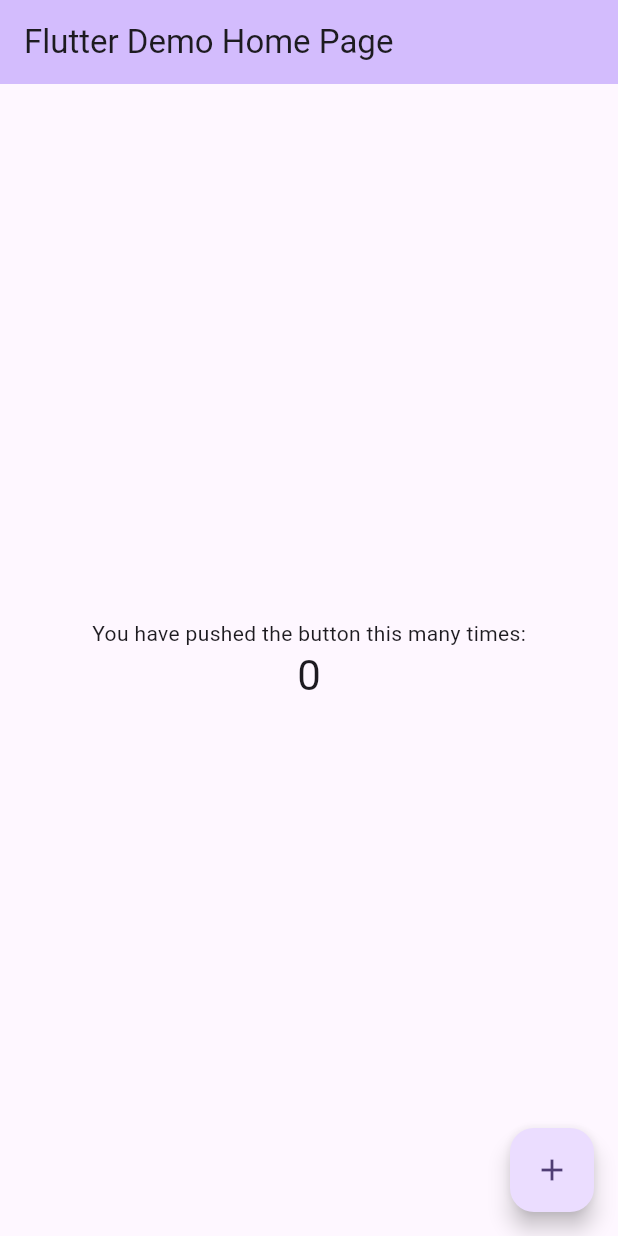
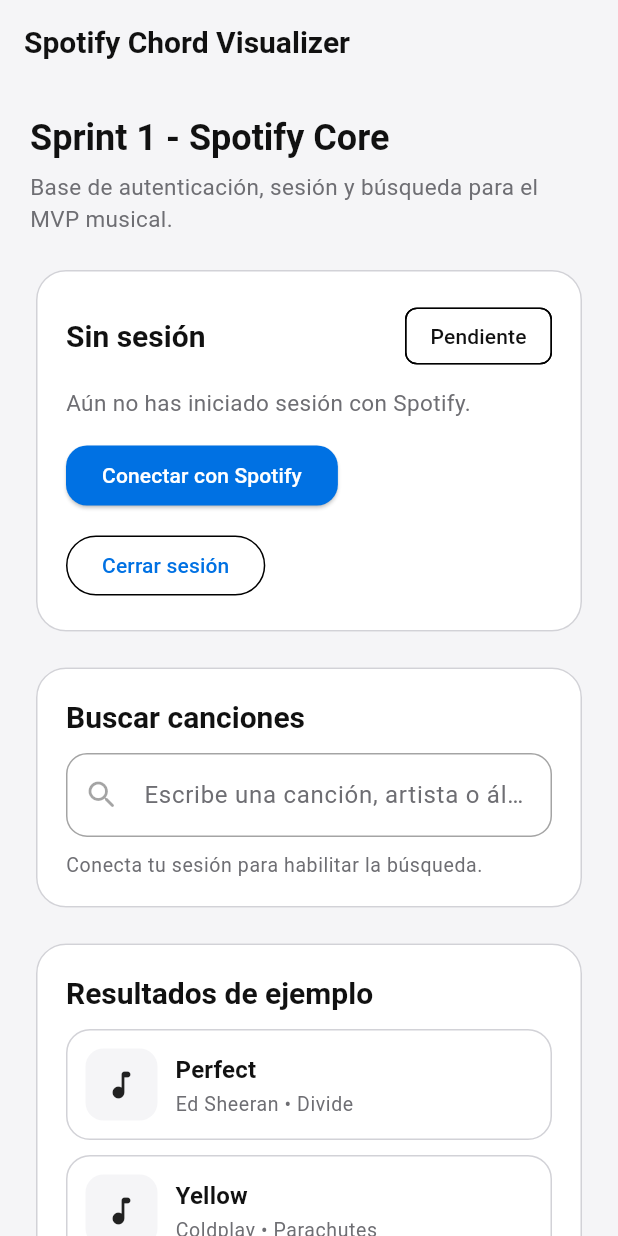
Before and after one commit to LuisCPedraza/spotify-chord-visualizer-flutter, a Flutter app: the screen it shows after launch, on a phone screen of 412 x 824 dp. Run offline on Flutter 3.47's test engine with Material 3 defaults, Android fonts, the light colour scheme and no system bars; accounts and stored records are empty.

Commit message:
chore: add sprint 1 app scaffold and ci

```diff
--- a/app_movil_spotify/docs/12_BOCETO_VISUAL_APP.dart
+++ b/app_movil_spotify/docs/12_BOCETO_VISUAL_APP.dart
@@ -850,7 +850,7 @@
       margin: const EdgeInsets.all(4),
       decoration: BoxDecoration(
         color: active
-            ? AppMockColors.accent.withOpacity(0.14)
+            ? AppMockColors.accent.withValues(alpha: 0.14)
             : Colors.transparent,
         borderRadius: BorderRadius.circular(10),
       ),
--- /dev/null
+++ b/app_movil_spotify/lib/app.dart
@@ -0,0 +1,41 @@
+import 'package:app_movil_spotify/src/controller/sprint1_controller.dart';
+import 'package:app_movil_spotify/src/ui/app_theme.dart';
+import 'package:app_movil_spotify/src/ui/sprint1_home_page.dart';
+import 'package:flutter/material.dart';
+
+class SpotifyChordVisualizerApp extends StatefulWidget {
+  const SpotifyChordVisualizerApp({super.key});
+
+  @override
+  State<SpotifyChordVisualizerApp> createState() =>
+      _SpotifyChordVisualizerAppState();
+}
+
+class _SpotifyChordVisualizerAppState extends State<SpotifyChordVisualizerApp> {
+  late final Sprint1Controller controller;
+
+  @override
+  void initState() {
+    super.initState();
+    controller = Sprint1Controller()..bootstrap();
+  }
+
+  @override
+  void dispose() {
+    controller.dispose();
+    super.dispose();
+  }
+
+  @override
+  Widget build(BuildContext context) {
+    return MaterialApp(
+      debugShowCheckedModeBanner: false,
+      title: 'Spotify Chord Visualizer',
+      theme: AppTheme.light(),
+      home: AnimatedBuilder(
+        animation: controller,
+        builder: (context, _) => Sprint1HomePage(controller: controller),
+      ),
+    );
+  }
+}
--- a/app_movil_spotify/lib/main.dart
+++ b/app_movil_spotify/lib/main.dart
@@ -1,122 +1,6 @@
+import 'package:app_movil_spotify/app.dart';
 import 'package:flutter/material.dart';
 
 void main() {
-  runApp(const MyApp());
+  runApp(const SpotifyChordVisualizerApp());
 }
-
-class MyApp extends StatelessWidget {
-  const MyApp({super.key});
-
-  // This widget is the root of your application.
-  @override
-  Widget build(BuildContext context) {
-    return MaterialApp(
-      title: 'Flutter Demo',
-      theme: ThemeData(
-        // This is the theme of your application.
-        //
-        // TRY THIS: Try running your application with "flutter run". You'll see
-        // the application has a purple toolbar. Then, without quitting the app,
-        // try changing the seedColor in the colorScheme below to Colors.green
-        // and then invoke "hot reload" (save your changes or press the "hot
-        // reload" button in a Flutter-supported IDE, or press "r" if you used
-        // the command line to start the app).
-        //
-        // Notice that the counter didn't reset back to zero; the application
-        // state is not lost during the reload. To reset the state, use hot
-        // restart instead.
-        //
-        // This works for code too, not just values: Most code changes can be
-        // tested with just a hot reload.
-        colorScheme: .fromSeed(seedColor: Colors.deepPurple),
-      ),
-      home: const MyHomePage(title: 'Flutter Demo Home Page'),
-    );
-  }
-}
-
-class MyHomePage extends StatefulWidget {
-  const MyHomePage({super.key, required this.title});
-
-  // This widget is the home page of your application. It is stateful, meaning
-  // that it has a State object (defined below) that contains fields that affect
-  // how it looks.
-
-  // This class is the configuration for the state. It holds the values (in this
-  // case the title) provided by the parent (in this case the App widget) and
-  // used by the build method of the State. Fields in a Widget subclass are
-  // always marked "final".
-
-  final String title;
-
-  @override
-  State<MyHomePage> createState() => _MyHomePageState();
-}
-
-class _MyHomePageState extends State<MyHomePage> {
-  int _counter = 0;
-
-  void _incrementCounter() {
-    setState(() {
-      // This call to setState tells the Flutter framework that something has
-      // changed in this State, which causes it to rerun the build method below
-      // so that the display can reflect the updated values. If we changed
-      // _counter without calling setState(), then the build method would not be
-      // called again, and so nothing would appear to happen.
-      _counter++;
-    });
-  }
-
-  @override
-  Widget build(BuildContext context) {
-    // This method is rerun every time setState is called, for instance as done
-    // by the _incrementCounter method above.
-    //
-    // The Flutter framework has been optimized to make rerunning build methods
-    // fast, so that you can just rebuild anything that needs updating rather
-    // than having to individually change instances of widgets.
-    return Scaffold(
-      appBar: AppBar(
-        // TRY THIS: Try changing the color here to a specific color (to
-        // Colors.amber, perhaps?) and trigger a hot reload to see the AppBar
-        // change color while the other colors stay the same.
-        backgroundColor: Theme.of(context).colorScheme.inversePrimary,
-        // Here we take the value from the MyHomePage object that was created by
-        // the App.build method, and use it to set our appbar title.
-        title: Text(widget.title),
-      ),
-      body: Center(
-        // Center is a layout widget. It takes a single child and positions it
-        // in the middle of the parent.
-        child: Column(
-          // Column is also a layout widget. It takes a list of children and
-          // arranges them vertically. By default, it sizes itself to fit its
-          // children horizontally, and tries to be as tall as its parent.
-          //
-          // Column has various properties to control how it sizes itself and
-          // how it positions its children. Here we use mainAxisAlignment to
-          // center the children vertically; the main axis here is the vertical
-          // axis because Columns are vertical (the cross axis would be
-          // horizontal).
-          //
-          // TRY THIS: Invoke "debug painting" (choose the "Toggle Debug Paint"
-          // action in the IDE, or press "p" in the console), to see the
-          // wireframe for each widget.
-          mainAxisAlignment: .center,
-          children: [
-            const Text('You have pushed the button this many times:'),
-            Text(
-              '$_counter',
-              style: Theme.of(context).textTheme.headlineMedium,
-            ),
-          ],
-        ),
-      ),
-      floatingActionButton: FloatingActionButton(
-        onPressed: _incrementCounter,
-        tooltip: 'Increment',
-        child: const Icon(Icons.add),
-      ),
-    );
-  }
-}
--- /dev/null
+++ b/app_movil_spotify/lib/src/controller/sprint1_controller.dart
@@ -0,0 +1,48 @@
+import 'package:app_movil_spotify/src/models/song.dart';
+import 'package:app_movil_spotify/src/models/user_session.dart';
+import 'package:app_movil_spotify/src/services/fake_spotify_catalog.dart';
+import 'package:flutter/foundation.dart';
+
+enum Sprint1ConnectionState { disconnected, connected }
+
+class Sprint1Controller extends ChangeNotifier {
+  Sprint1ConnectionState _connectionState = Sprint1ConnectionState.disconnected;
+  UserSession? _session;
+  String _searchQuery = '';
+
+  Sprint1ConnectionState get connectionState => _connectionState;
+  UserSession? get session => _session;
+  String get searchQuery => _searchQuery;
+
+  String get connectionLabel =>
+      _connectionState == Sprint1ConnectionState.connected
+      ? 'Sesión lista'
+      : 'Sin sesión';
+
+  List<Song> get visibleSongs => fakeSpotifyCatalog;
+
+  Future<void> bootstrap() async {
+    notifyListeners();
+  }
+
+  Future<void> connect() async {
+    _connectionState = Sprint1ConnectionState.connected;
+    _session = UserSession(
+      displayName: 'Luis Carlos',
+      connectedAt: DateTime.now(),
+    );
+    notifyListeners();
+  }
+
+  Future<void> disconnect() async {
+    _connectionState = Sprint1ConnectionState.disconnected;
+    _session = null;
+    _searchQuery = '';
+    notifyListeners();
+  }
+
+  void updateSearchQuery(String value) {
+    _searchQuery = value;
+    notifyListeners();
+  }
+}
--- /dev/null
+++ b/app_movil_spotify/lib/src/models/song.dart
@@ -0,0 +1,13 @@
+class Song {
+  final String id;
+  final String title;
+  final String artist;
+  final String album;
+
+  const Song({
+    required this.id,
+    required this.title,
+    required this.artist,
+    required this.album,
+  });
+}
--- /dev/null
+++ b/app_movil_spotify/lib/src/models/user_session.dart
@@ -0,0 +1,6 @@
+class UserSession {
+  final String displayName;
+  final DateTime connectedAt;
+
+  const UserSession({required this.displayName, required this.connectedAt});
+}
--- /dev/null
+++ b/app_movil_spotify/lib/src/services/fake_spotify_catalog.dart
@@ -0,0 +1,19 @@
+import 'package:app_movil_spotify/src/models/song.dart';
+
+const fakeSpotifyCatalog = <Song>[
+  Song(id: '1', title: 'Perfect', artist: 'Ed Sheeran', album: 'Divide'),
+  Song(id: '2', title: 'Yellow', artist: 'Coldplay', album: 'Parachutes'),
+  Song(id: '3', title: 'Fix You', artist: 'Coldplay', album: 'X&Y'),
+  Song(
+    id: '4',
+    title: 'Viva La Vida',
+    artist: 'Coldplay',
+    album: 'Viva La Vida',
+  ),
+  Song(
+    id: '5',
+    title: 'Hotel California',
+    artist: 'Eagles',
+    album: 'Hotel California',
+  ),
+];
--- /dev/null
+++ b/app_movil_spotify/lib/src/ui/app_theme.dart
@@ -0,0 +1,95 @@
+import 'package:flutter/material.dart';
+
+class AppTheme {
+  static ThemeData light() {
+    const background = Color(0xFFF5F5F7);
+    const surface = Color(0xFFFFFFFF);
+    const textPrimary = Color(0xFF111111);
+    const textSecondary = Color(0xFF6E6E73);
+    const accent = Color(0xFF0071E3);
+
+    final textTheme = ThemeData.light().textTheme.copyWith(
+      headlineMedium: const TextStyle(
+        fontSize: 30,
+        fontWeight: FontWeight.w700,
+        color: textPrimary,
+      ),
+      headlineSmall: const TextStyle(
+        fontSize: 24,
+        fontWeight: FontWeight.w700,
+        color: textPrimary,
+      ),
+      titleLarge: const TextStyle(
+        fontSize: 20,
+        fontWeight: FontWeight.w700,
+        color: textPrimary,
+      ),
+      titleMedium: const TextStyle(
+        fontSize: 16,
+        fontWeight: FontWeight.w600,
+        color: textPrimary,
+      ),
+      bodyMedium: const TextStyle(
+        fontSize: 15,
+        fontWeight: FontWeight.w400,
+        color: textSecondary,
+      ),
+      bodySmall: const TextStyle(
+        fontSize: 13,
+        fontWeight: FontWeight.w400,
+        color: textSecondary,
+      ),
+    );
+
+    return ThemeData(
+      useMaterial3: true,
+      scaffoldBackgroundColor: background,
+      colorScheme: const ColorScheme.light(
+        primary: accent,
+        surface: surface,
+        onSurface: textPrimary,
+      ),
+      textTheme: textTheme,
+      appBarTheme: const AppBarTheme(
+        backgroundColor: Colors.transparent,
+        surfaceTintColor: Colors.transparent,
+        elevation: 0,
+        foregroundColor: textPrimary,
+      ),
+      elevatedButtonTheme: ElevatedButtonThemeData(
+        style: ElevatedButton.styleFrom(
+          backgroundColor: accent,
+          foregroundColor: Colors.white,
+          shape: RoundedRectangleBorder(
+            borderRadius: BorderRadius.circular(14),
+          ),
+        ),
+      ),
+      cardTheme: CardThemeData(
+        color: surface,
+        elevation: 0,
+        shape: RoundedRectangleBorder(
+          borderRadius: BorderRadius.circular(20),
+          side: const BorderSide(color: Color(0xFFD2D2D7)),
+        ),
+      ),
+      inputDecorationTheme: InputDecorationTheme(
+        filled: true,
+        fillColor: surface,
+        hintStyle: const TextStyle(color: textSecondary),
+        border: OutlineInputBorder(
+          borderRadius: BorderRadius.circular(14),
+          borderSide: const BorderSide(color: Color(0xFFD2D2D7)),
+        ),
+        enabledBorder: OutlineInputBorder(
+          borderRadius: BorderRadius.circular(14),
+          borderSide: const BorderSide(color: Color(0xFFD2D2D7)),
+        ),
+        focusedBorder: OutlineInputBorder(
+          borderRadius: BorderRadius.circular(14),
+          borderSide: const BorderSide(color: accent, width: 1.4),
+        ),
+      ),
+    );
+  }
+}
--- /dev/null
+++ b/app_movil_spotify/lib/src/ui/sprint1_home_page.dart
@@ -0,0 +1,245 @@
+import 'package:app_movil_spotify/src/controller/sprint1_controller.dart';
+import 'package:app_movil_spotify/src/models/song.dart';
+import 'package:app_movil_spotify/src/models/user_session.dart';
+import 'package:flutter/material.dart';
+
+class Sprint1HomePage extends StatelessWidget {
+  final Sprint1Controller controller;
+
+  const Sprint1HomePage({super.key, required this.controller});
+
+  @override
+  Widget build(BuildContext context) {
+    final currentSession = controller.session;
+    final isConnected =
+        controller.connectionState == Sprint1ConnectionState.connected;
+
+    return Scaffold(
+      appBar: AppBar(title: const Text('Spotify Chord Visualizer')),
+      body: SafeArea(
+        child: ListView(
+          padding: const EdgeInsets.all(20),
+          children: [
+            Text(
+              'Sprint 1 - Spotify Core',
+              style: Theme.of(context).textTheme.headlineSmall,
+            ),
+            const SizedBox(height: 6),
+            Text(
+              'Base de autenticación, sesión y búsqueda para el MVP musical.',
+              style: Theme.of(context).textTheme.bodyMedium,
+            ),
+            const SizedBox(height: 20),
+            _StatusCard(
+              controller: controller,
+              currentSession: currentSession,
+              isConnected: isConnected,
+            ),
+            const SizedBox(height: 16),
+            _SearchCard(controller: controller, isConnected: isConnected),
+            const SizedBox(height: 16),
+            _CatalogCard(songs: controller.visibleSongs),
+            const SizedBox(height: 16),
+            const _FooterCard(),
+          ],
+        ),
+      ),
+    );
+  }
+}
+
+class _StatusCard extends StatelessWidget {
+  final Sprint1Controller controller;
+  final bool isConnected;
+  final UserSession? currentSession;
+
+  const _StatusCard({
+    required this.controller,
+    required this.currentSession,
+    required this.isConnected,
+  });
+
+  @override
+  Widget build(BuildContext context) {
+    return Card(
+      child: Padding(
+        padding: const EdgeInsets.all(20),
+        child: Column(
+          crossAxisAlignment: CrossAxisAlignment.start,
+          children: [
+            Row(
+              children: [
+                Expanded(
+                  child: Text(
+                    controller.connectionLabel,
+                    style: Theme.of(context).textTheme.titleLarge,
+                  ),
+                ),
+                Chip(label: Text(isConnected ? 'Activo' : 'Pendiente')),
+              ],
+            ),
+            const SizedBox(height: 10),
+            Text(
+              isConnected && currentSession != null
+                  ? 'Sesión conectada como ${currentSession!.displayName}'
+                  : 'Aún no has iniciado sesión con Spotify.',
+              style: Theme.of(context).textTheme.bodyMedium,
+            ),
+            const SizedBox(height: 14),
+            Wrap(
+              spacing: 12,
+              runSpacing: 12,
+              children: [
+                ElevatedButton(
+                  onPressed: controller.connect,
+                  child: const Text('Conectar con Spotify'),
+                ),
+                OutlinedButton(
+                  onPressed: controller.disconnect,
+                  child: const Text('Cerrar sesión'),
+                ),
+              ],
+            ),
+          ],
+        ),
+      ),
+    );
+  }
+}
+
+class _SearchCard extends StatelessWidget {
+  final Sprint1Controller controller;
+  final bool isConnected;
+
+  const _SearchCard({required this.controller, required this.isConnected});
+
+  @override
+  Widget build(BuildContext context) {
+    return Card(
+      child: Padding(
+        padding: const EdgeInsets.all(20),
+        child: Column(
+          crossAxisAlignment: CrossAxisAlignment.start,
+          children: [
+            Text(
+              'Buscar canciones',
+              style: Theme.of(context).textTheme.titleLarge,
+            ),
+            const SizedBox(height: 12),
+            TextField(
+              enabled: isConnected,
+              onChanged: controller.updateSearchQuery,
+              decoration: const InputDecoration(
+                hintText: 'Escribe una canción, artista o álbum',
+                prefixIcon: Icon(Icons.search_rounded),
+              ),
+            ),
+            const SizedBox(height: 10),
+            Text(
+              isConnected
+                  ? 'Escribe para filtrar el catálogo de demostración.'
+                  : 'Conecta tu sesión para habilitar la búsqueda.',
+              style: Theme.of(context).textTheme.bodySmall,
+            ),
+          ],
+        ),
+      ),
+    );
+  }
+}
+
+class _CatalogCard extends StatelessWidget {
+  final List<Song> songs;
+
+  const _CatalogCard({required this.songs});
+
+  @override
+  Widget build(BuildContext context) {
+    return Card(
+      child: Padding(
+        padding: const EdgeInsets.all(20),
+        child: Column(
+          crossAxisAlignment: CrossAxisAlignment.start,
+          children: [
+            Text(
+              'Resultados de ejemplo',
+              style: Theme.of(context).textTheme.titleLarge,
+            ),
+            const SizedBox(height: 12),
+            ...songs.map(
+              (song) => Padding(
+                padding: const EdgeInsets.only(bottom: 10),
+                child: _SongTile(song: song),
+              ),
+            ),
+          ],
+        ),
+      ),
+    );
+  }
+}
+
+class _SongTile extends StatelessWidget {
+  final Song song;
+
+  const _SongTile({required this.song});
+
+  @override
+  Widget build(BuildContext context) {
+    return Container(
+      padding: const EdgeInsets.all(12),
+      decoration: BoxDecoration(
+        color: Colors.white,
+        borderRadius: BorderRadius.circular(16),
+        border: Border.all(color: const Color(0xFFD2D2D7)),
+      ),
+      child: Row(
+        children: [
+          Container(
+            width: 48,
+            height: 48,
+            decoration: BoxDecoration(
+              color: const Color(0xFFF5F5F7),
+              borderRadius: BorderRadius.circular(12),
+            ),
+            child: const Icon(Icons.music_note_rounded),
+          ),
+          const SizedBox(width: 12),
+          Expanded(
+            child: Column(
+              crossAxisAlignment: CrossAxisAlignment.start,
+              children: [
+                Text(
+                  song.title,
+                  style: Theme.of(context).textTheme.titleMedium,
+                ),
+                const SizedBox(height: 2),
+                Text(
+                  '${song.artist} • ${song.album}',
+                  style: Theme.of(context).textTheme.bodySmall,
+                ),
+              ],
+            ),
+          ),
+        ],
+      ),
+    );
+  }
+}
+
+class _FooterCard extends StatelessWidget {
+  const _FooterCard();
+
+  @override
+  Widget build(BuildContext context) {
+    return Card(
+      child: Padding(
+        padding: const EdgeInsets.all(20),
+        child: Text(
+          'Sprint 1 listo para evolucionar hacia autenticación real con Spotify SDK y búsqueda Web API.',
+          style: Theme.of(context).textTheme.bodyMedium,
+        ),
+      ),
+    );
+  }
+}
--- a/app_movil_spotify/pubspec.yaml
+++ b/app_movil_spotify/pubspec.yaml
@@ -34,6 +34,7 @@
   # The following adds the Cupertino Icons font to your application.
   # Use with the CupertinoIcons class for iOS style icons.
   cupertino_icons: ^1.0.8
+  shared_preferences: ^2.3.2
 
 dev_dependencies:
   flutter_test:
```
Also changed, not shown: app_movil_spotify/pubspec.lock, 3 other files.
